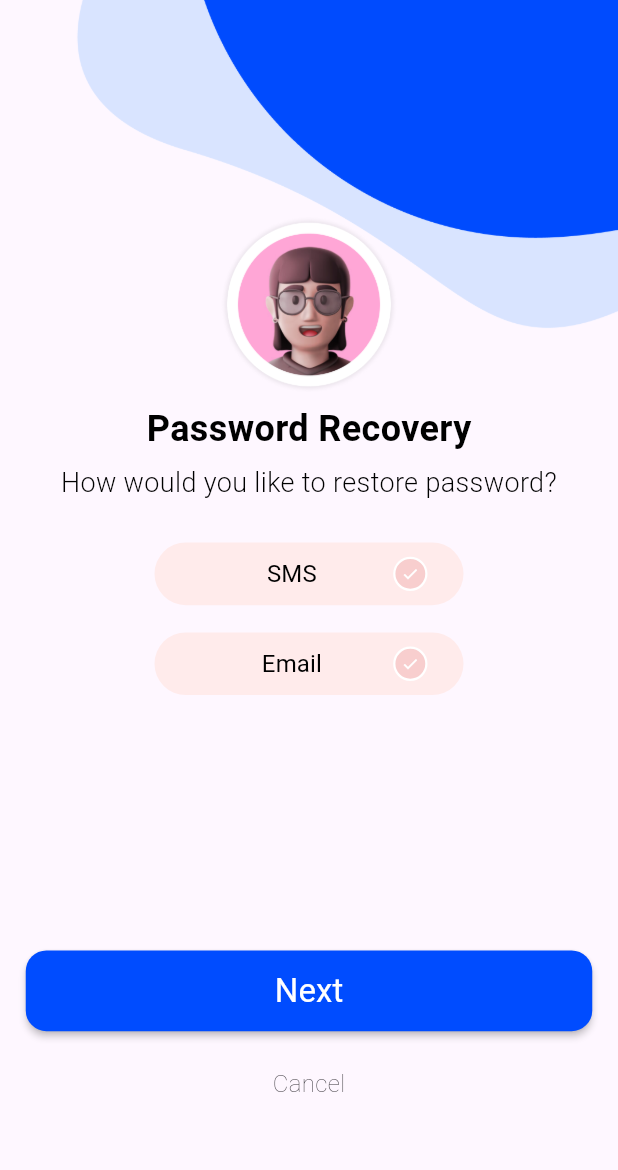
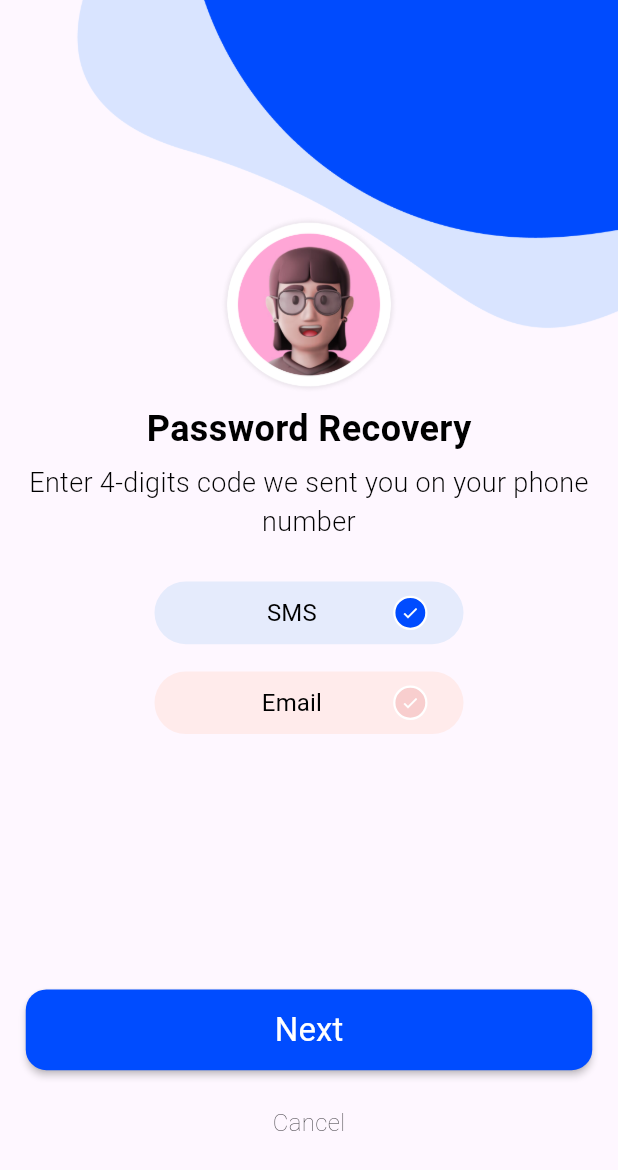
Before and after one commit to NisargP943/shoppee-app, a Flutter app: the ForgotPasswordPage screen opened directly, on a phone screen of 412 x 824 dp. Shown: the top 1170 px of the screen. Run offline on Flutter 3.47's test engine with Material 3 defaults, Android fonts, the phone set to English and light mode, and no system bars; our stand-ins replace dio, flutter_screenutil, fluttertoast, pinput, sqflite; accounts and stored records are empty.

Commit message:
[=]minor changes

```diff
--- a/lib/utils/colors.dart
+++ b/lib/utils/colors.dart
@@ -9,5 +9,6 @@ class AppColor {
   static Color black = Colors.black;
   static Color red = Colors.red;
   static Color grey = Colors.grey;
+  static Color greyShadow = Color(0xff707070);
   static Color lightGrey = Colors.grey.withValues(alpha: 0.1);
 }
--- a/lib/view/auth/forgot_password/forgot_password_page.dart
+++ b/lib/view/auth/forgot_password/forgot_password_page.dart
@@ -1,9 +1,12 @@
 import 'package:flutter/material.dart';
 import 'package:flutter_screenutil/flutter_screenutil.dart';
+import 'package:fluttertoast/fluttertoast.dart';
 import 'package:shoppe/generated/assets.dart';
 import 'package:shoppe/utils/colors.dart';
 import 'package:shoppe/utils/textstyles.dart';
+import 'package:shoppe/view/auth/forgot_password/recovery_code_page.dart';
 import 'package:shoppe/widgets/app_button_widget.dart';
+import 'package:shoppe/widgets/app_cancel_button_widget.dart';
 import 'package:shoppe/widgets/app_text_widget.dart';
 import 'package:shoppe/widgets/small_button_widget.dart';
 
@@ -16,7 +19,7 @@ class ForgotPasswordPage extends StatefulWidget {
 }
 
 class _ForgotPasswordPageState extends State<ForgotPasswordPage> {
-  int? index;
+  ValueNotifier<int> index = ValueNotifier(0);
   String smsText = "Enter 4-digits code we sent you on your phone number";
   final unSelectedStyle = AppTextStyles.largeHeading.copyWith(
     color: AppColor.black,
@@ -28,6 +31,7 @@ class _ForgotPasswordPageState extends State<ForgotPasswordPage> {
     fontSize: 16.spMin,
     fontWeight: FontWeight.bold,
   );
+
   @override
   Widget build(BuildContext context) {
     return Scaffold(
@@ -35,8 +39,7 @@ class _ForgotPasswordPageState extends State<ForgotPasswordPage> {
         child: Stack(
           children: [
             Image.asset(Assets.imagesForgotPassword),
-            StatefulBuilder(
-              builder: (context, setState) => Column(
+            Column(
               children: [
                 120.verticalSpace,
                 Image.asset(Assets.imagesUser, height: 100.h),
@@ -52,25 +55,27 @@ class _ForgotPasswordPageState extends State<ForgotPasswordPage> {
                 cancelButtonWidget(),
               ],
             ),
-            ),
           ],
         ),
       ),
     );
   }
 
-  AppTextWidget subHeadingWidget() {
-    return AppTextWidget(
+  Widget subHeadingWidget() {
+    return ValueListenableBuilder(
+      valueListenable: index,
+      builder: (context, value, child) => AppTextWidget(
         align: TextAlign.center,
-      text: index == 0
+        text: value == 0
             ? smsText
-          : index == 1
+            : value == 1
             ? "Password reset email has been sent on registered email"
             : "How would you like to restore password?",
         textStyle: AppTextStyles.btnMediumLightHeading.copyWith(
           color: AppColor.black,
           fontSize: 18.spMin,
           fontWeight: FontWeight.w300,
+        ),
       ),
     );
   }
@@ -89,25 +94,39 @@ class _ForgotPasswordPageState extends State<ForgotPasswordPage> {
   Widget appButtonWidget() {
     return Padding(
       padding: const EdgeInsets.symmetric(horizontal: 15).r,
-      child: AppButtonWidget(text: "Next", onPressed: () {}),
+      child: AppButtonWidget(
+        text: "Next",
+        onPressed: () {
+          ///navigate to recovery code or new password page
+          index.value != 0
+              ? Navigator.push(
+                  context,
+                  MaterialPageRoute(builder: (context) => RecoveryCodePage()),
+                )
+              : Fluttertoast.showToast(
+                  msg: "Please any one from above",
+                  toastLength: Toast.LENGTH_SHORT,
+                );
+        },
+      ),
     );
   }
 
   Widget selectorWidget() {
-    return Column(
+    return ValueListenableBuilder(
+      valueListenable: index,
+      builder: (context, value, child) => Column(
         children: [
           SmallButtonWidget(
             icon: Icons.check,
-          checkColor: index == 0
+            checkColor: value == 0
                 ? AppColor.primary
                 : AppColor.checkBoxSecondary,
             onPressed: () {
-            setState(() {
-              index = 0;
-            });
+              index.value = 0;
             },
             buttonText: "SMS",
-          btnColor: index == 0
+            btnColor: value == 0
                 ? AppColor.smallBtnPrimary
                 : AppColor.smallBtnSecondary,
             style: index == 0 ? selectedStyle : unSelectedStyle,
@@ -115,35 +134,28 @@ class _ForgotPasswordPageState extends State<ForgotPasswordPage> {
           10.verticalSpace,
           SmallButtonWidget(
             icon: Icons.check,
-          checkColor: index == 1
+            checkColor: value == 1
                 ? AppColor.primary
                 : AppColor.checkBoxSecondary,
             onPressed: () {
-            setState(() {
-              index = 1;
-            });
+              index.value = 1;
             },
             buttonText: "Email",
-          btnColor: index == 1
+            btnColor: value == 1
                 ? AppColor.smallBtnPrimary
                 : AppColor.smallBtnSecondary,
-          style: index == 1 ? selectedStyle : unSelectedStyle,
+            style: value == 1 ? selectedStyle : unSelectedStyle,
           ),
         ],
+      ),
     );
   }
 
   Widget cancelButtonWidget() {
-    return Center(
-      child: GestureDetector(
-        onTap: () {},
-        child: AppTextWidget(
-          text: "Cancel",
-          textStyle: AppTextStyles.mediumLightHeading.copyWith(
-            fontSize: 16.spMin,
-          ),
-        ),
-      ),
+    return AppCancelButton(
+      onTap: () {
+        Navigator.pop(context);
+      },
     );
   }
 }
--- a/lib/view/auth/password/password_page.dart
+++ b/lib/view/auth/password/password_page.dart
@@ -3,6 +3,7 @@ import 'package:flutter_screenutil/flutter_screenutil.dart';
 import 'package:fluttertoast/fluttertoast.dart';
 import 'package:pinput/pinput.dart';
 import 'package:provider/provider.dart';
+import 'package:shoppe/data/db/db_helper.dart';
 import 'package:shoppe/generated/assets.dart';
 import 'package:shoppe/utils/colors.dart';
 import 'package:shoppe/utils/textstyles.dart';
@@ -134,6 +135,7 @@ class _PasswordPageState extends State<PasswordPage> {
     final authRep = Provider.of<AuthProvider>(context, listen: false);
     await authRep.loginApi(widget.username, passwordController.text);
     if (authRep.loginResponseModel.username != null) {
+      await DbHelper.insertData(authRep.loginResponseModel);
       Fluttertoast.showToast(
         msg: "Welcome Back,${authRep.loginResponseModel.username}",
         toastLength: Toast.LENGTH_SHORT,
--- /dev/null
+++ b/lib/widgets/app_cancel_button_widget.dart
@@ -0,0 +1,25 @@
+import 'package:flutter/material.dart';
+import 'package:flutter_screenutil/flutter_screenutil.dart';
+import 'package:shoppe/utils/textstyles.dart';
+import 'package:shoppe/widgets/app_text_widget.dart';
+
+class AppCancelButton extends StatelessWidget {
+  const AppCancelButton({super.key, this.onTap});
+
+  final void Function()? onTap;
+
+  @override
+  Widget build(BuildContext context) {
+    return Center(
+      child: GestureDetector(
+        onTap: onTap,
+        child: AppTextWidget(
+          text: "Cancel",
+          textStyle: AppTextStyles.mediumLightHeading.copyWith(
+            fontSize: 16.spMin,
+          ),
+        ),
+      ),
+    );
+  }
+}
```
Also changed, not shown: lib/generated/assets.dart. Lines whose indentation alone changed are shown as unchanged.
